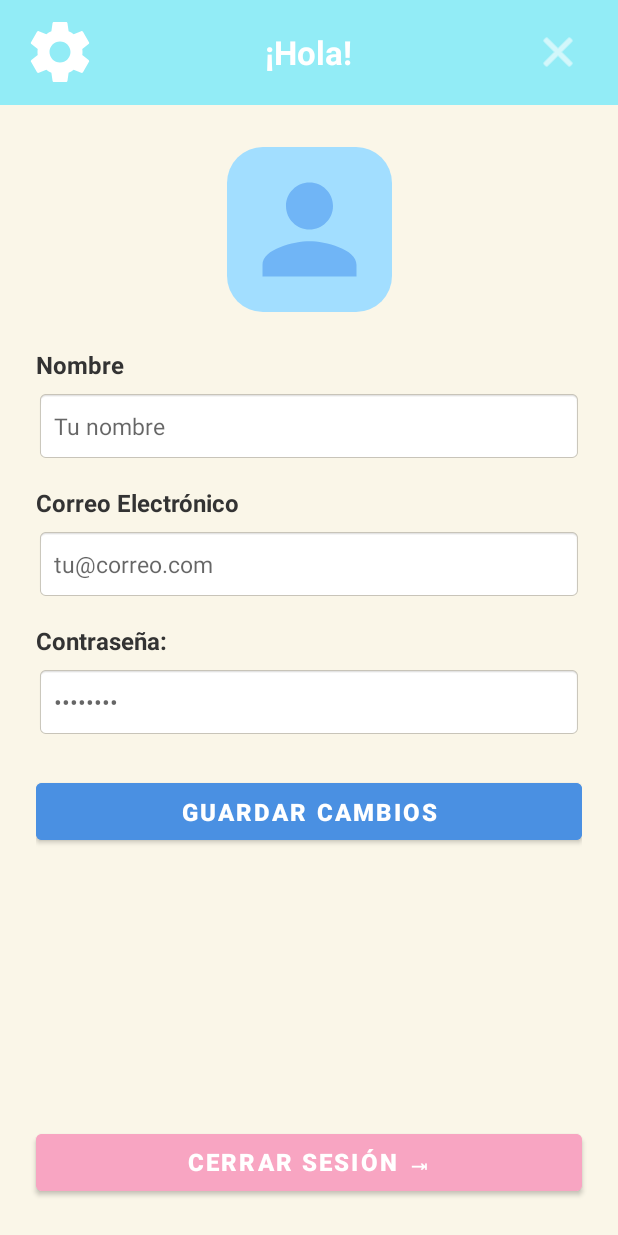
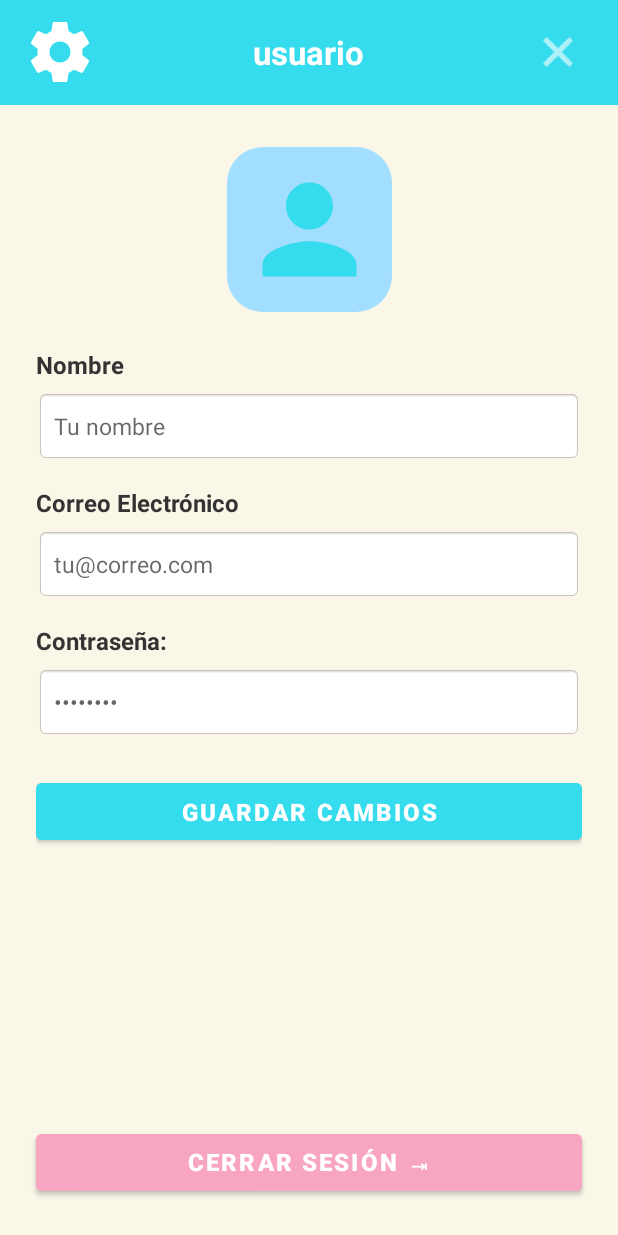
Before and after one commit to Liokaa/ToDoListApp, an Android app: the layout activity_interfaz_usuario.xml on its own in the app's theme, with its tools: preview values and no code run, on a phone screen of 412 x 824 dp. Run offline under Robolectric (Android 15) with nearby library versions, the phone set to English and light mode, and no system bars; Roboto replaces fonts that are not available here.

Commit message:
Termine la actividad

```diff
--- a/app/src/main/res/layout/activity_interfaz_usuario.xml
+++ b/app/src/main/res/layout/activity_interfaz_usuario.xml
@@ -11,7 +11,7 @@
         android:id="@+id/headerBackground"
         android:layout_width="match_parent"
         android:layout_height="70dp"
-        android:background="#92ECF6"
+        android:background="#34DCED"
         android:paddingHorizontal="16dp"
         android:gravity="center_vertical"
         app:layout_constraintTop_toTopOf="parent"
@@ -36,7 +36,7 @@
             android:layout_width="wrap_content"
             android:layout_height="wrap_content"
             android:layout_centerInParent="true"
-            android:text="@string/hello_title"
+            android:text="usuario"
             android:textColor="#FFFFFF"
             android:textSize="22sp"
             android:textStyle="bold" />
@@ -72,7 +72,7 @@
             android:layout_height="match_parent"
             android:src="@drawable/ic_usuario"
             android:contentDescription="Avatar Usuario"
-            app:tint="#70B5F6" />
+            app:tint="#34DCED" />
     </FrameLayout>
 
     <!-- Tarjeta central para organizar mejor la información -->
@@ -159,7 +159,7 @@
             android:id="@+id/btnCambiar"
             android:layout_width="match_parent"
             android:layout_height="50dp"
-            android:backgroundTint="#4A90E2"
+            android:backgroundTint="#34DCED"
             android:text="@string/save_changes"
             android:textColor="#FFFFFF"
             android:textSize="16sp"
```
